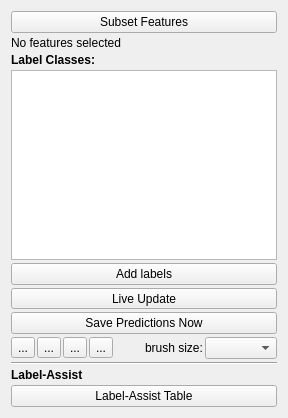
This is ilastik/applets/objectClassification/labelingDrawer.ui in ilastik/ilastik as Qt 5 draws it before an edit. The edited form follows.
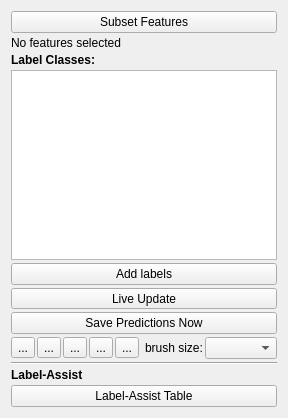
This is the edited form. Custom widgets are drawn as their Qt base class.

Commit message: moved window leveling setup to base class <labelingGui>

What changed in the file:
```diff
--- a/ilastik/applets/objectClassification/labelingDrawer.ui
+++ b/ilastik/applets/objectClassification/labelingDrawer.ui
@@ -161,6 +161,13 @@
 		</widget>
 	   </item>
        <item>
+        <widget class="QToolButton" name="thresToolButton">
+         <property name="text">
+          <string>...</string>
+         </property>
+        </widget>
+       </item>
+     <item>
         <spacer name="horizontalSpacer_3">
          <property name="orientation">
           <enum>Qt::Horizontal</enum>
```
The commit also changes 4 other files.
